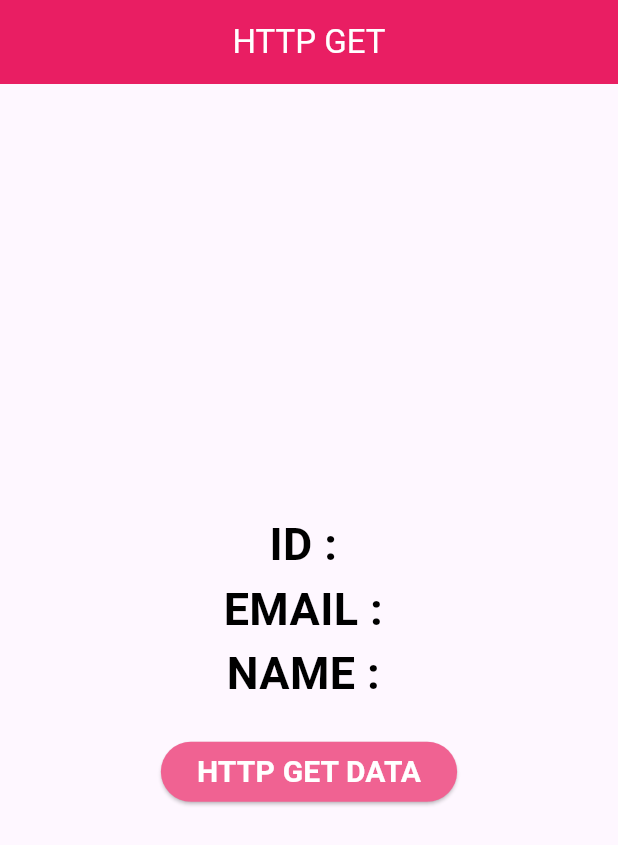
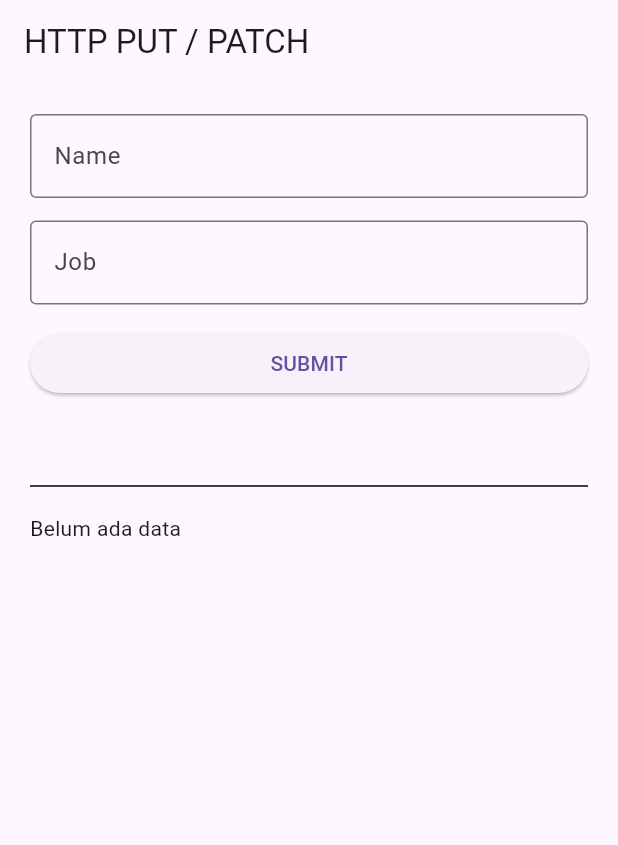
Before and after one commit to fannyHere/Flutter_Section05_HTTP, a Flutter app: the screen it shows after launch, on a phone screen of 412 x 824 dp. Shown: the top 845 px of the screen. Run offline on Flutter 3.47's test engine with Material 3 defaults, Android fonts, the phone set to English and light mode, and no system bars.

Commit message:
HTTP Put/Patch

```diff
--- /dev/null
+++ b/lib/03_http_put/03_http_put_patch.dart
@@ -0,0 +1,75 @@
+import 'dart:convert';
+
+import 'package:flutter/material.dart';
+import 'package:http/http.dart' as http;
+
+class HTTP_put_patch extends StatefulWidget {
+  const HTTP_put_patch({Key? key}) : super(key: key);
+
+  @override
+  _HTTP_put_patchState createState() => _HTTP_put_patchState();
+}
+
+class _HTTP_put_patchState extends State<HTTP_put_patch> {
+  TextEditingController nameC = TextEditingController();
+  TextEditingController jobC = TextEditingController();
+
+  String hasilResponse = "Belum ada data";
+
+  @override
+  Widget build(BuildContext context) {
+    return Scaffold(
+      appBar: AppBar(
+        title: Text("HTTP PUT / PATCH"),
+      ),
+      body: ListView(
+        padding: EdgeInsets.all(20),
+        children: [
+          TextField(
+            controller: nameC,
+            autocorrect: false,
+            keyboardType: TextInputType.text,
+            decoration: InputDecoration(
+              border: OutlineInputBorder(),
+              labelText: "Name",
+            ),
+          ),
+          SizedBox(height: 15),
+          TextField(
+            controller: jobC,
+            autocorrect: false,
+            keyboardType: TextInputType.text,
+            decoration: InputDecoration(
+              border: OutlineInputBorder(),
+              labelText: "Job",
+            ),
+          ),
+          SizedBox(height: 15),
+          ElevatedButton(
+            onPressed: () async {
+              var myresponse = await http.put(
+                //ganti aja nih putch samapatch nya
+                Uri.parse("https://reqres.in/api/users/3"),
+                body: {"name": nameC.text, "job": jobC.text},
+              );
+
+              Map<String, dynamic> data =
+                  json.decode(myresponse.body) as Map<String, dynamic>;
+//myresponse.body => bentuknya string terus diubah jadi Map dengan json decode
+              setState(() {
+                hasilResponse = "${data['name']} - ${data['job']}";
+              });
+            },
+            child: Text("SUBMIT"),
+          ),
+          SizedBox(height: 50),
+          Divider(
+            color: Colors.black,
+          ),
+          SizedBox(height: 10),
+          Text(hasilResponse),
+        ],
+      ),
+    );
+  }
+}
--- a/lib/main.dart
+++ b/lib/main.dart
@@ -1,5 +1,5 @@
 import 'package:flutter/material.dart';
-import 'package:section_5_http/01_http_get.dart';
+import 'package:section_5_http/03_http_put/03_http_put_patch.dart';
 
 void main() {
   runApp(HttpReq());
@@ -11,7 +11,7 @@ class HttpReq extends StatelessWidget {
   @override
   Widget build(BuildContext context) {
     return MaterialApp(
-      home: HttpGet(),
+      home: HTTP_put_patch(),
     );
   }
 }
```
